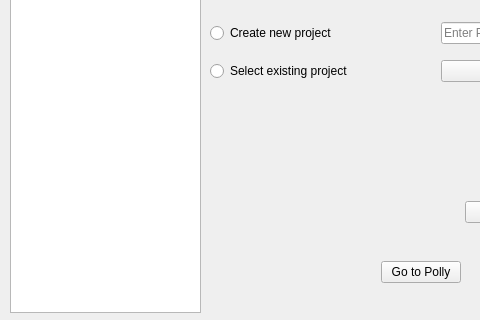
The window that src/gui/mzroll/forms/pollyelmaveninterface.ui (ElucidataInc/ElMaven) describes before a commit, drawn with Qt 5; both pictures show x 0 to 480 and y 158 to 478 of the 638 by 478 pixel window.
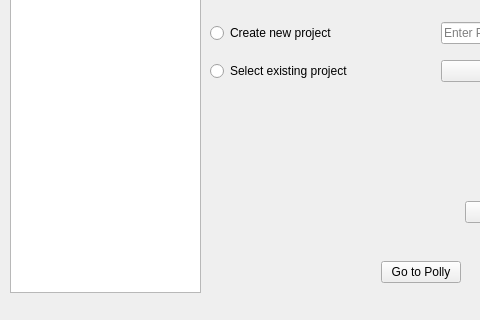
The same window after the commit.

Commit message: [UI] Change notification icon

```diff
--- a/src/gui/mzroll/forms/pollyelmaveninterface.ui
+++ b/src/gui/mzroll/forms/pollyelmaveninterface.ui
@@ -677,7 +677,7 @@
      <x>10</x>
      <y>50</y>
      <width>191</width>
-     <height>421</height>
+     <height>401</height>
     </rect>
    </property>
    <property name="sizePolicy">
```
The commit also changes 3 other files.
